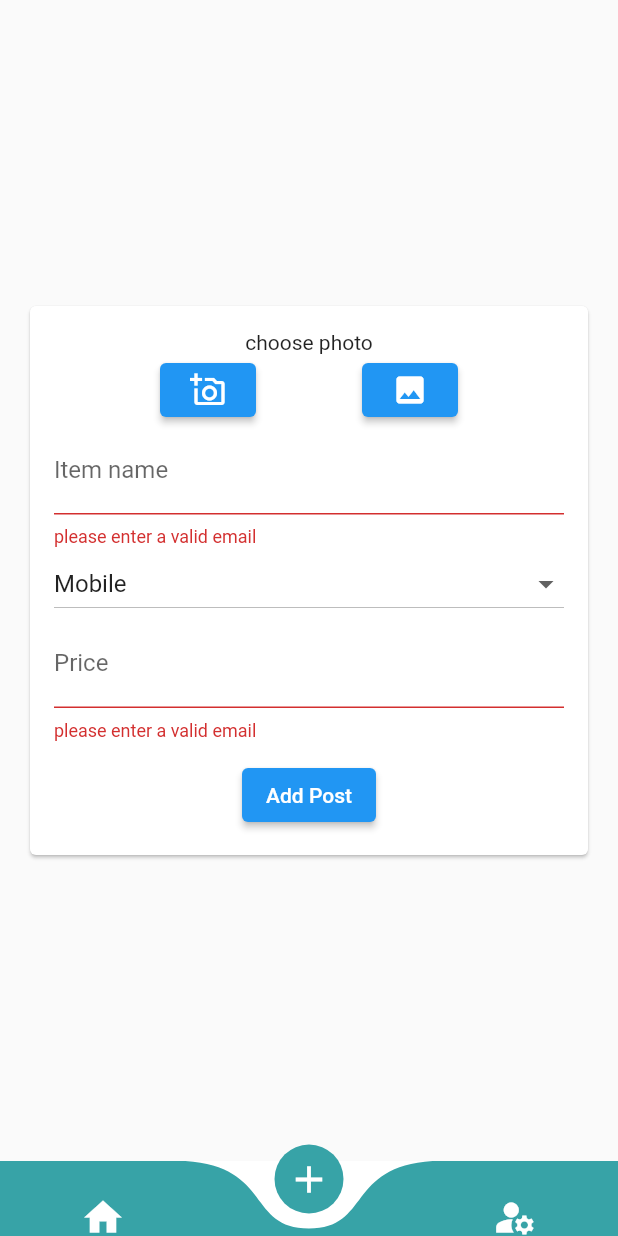
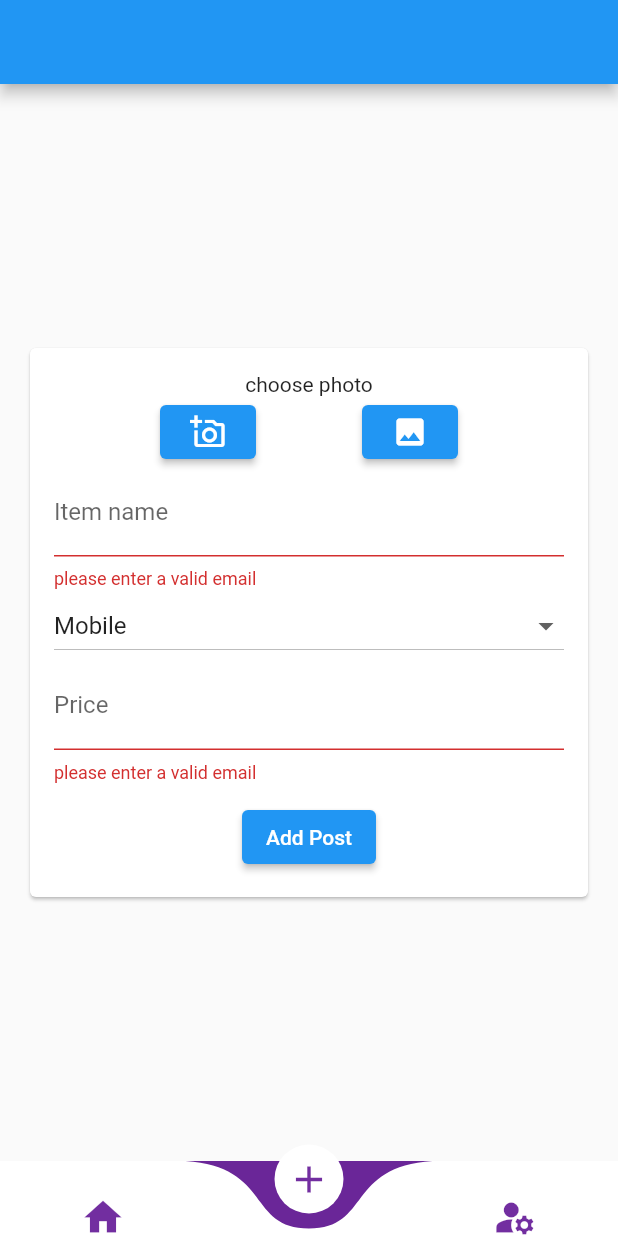
Before and after one commit to Getasew21/student-ecom-mobile-project, a Flutter app: the screen it shows once a user with an empty profile is signed in, item 2 of the bottom bar chosen, after a tap on "Add Post", on a phone screen of 412 x 824 dp. Run offline on Flutter 3.47's test engine with Material 2 defaults, Android fonts, the light colour scheme and no system bars; drawn by our look-alikes of curved_navigation_bar; our stand-ins replace cloud_firestore, firebase_auth, firebase_core, firebase_messaging, firebase_storage, flutter_local_notifications and 1 more; accounts and stored records are empty; Roboto replaces fonts that are missing (Georgia, Hind).

Commit message:
post detail created but some improvement remain

```diff
--- a/lib/main.dart
+++ b/lib/main.dart
@@ -3,7 +3,11 @@
 import 'package:flutter/material.dart';
 import 'package:firebase_core/firebase_core.dart';
 import 'package:studecom/screens/Home.dart';
+import 'package:studecom/screens/PostDetail.dart';
+import 'package:studecom/screens/Posts.dart';
+import 'package:studecom/screens/Profile.dart';
 import 'package:studecom/screens/SignUp.dart';
+import 'package:studecom/screens/Signin.dart';
 import 'package:studecom/services/LocalNotificationService.dart';
 import 'firebase_options.dart';
 
@@ -60,10 +64,25 @@
   @override
   Widget build(BuildContext context) {
     return MaterialApp(
-      title: 'Flutter Demo',
       theme: ThemeData(
-        primarySwatch: Colors.blue,
+        primaryColor: Color.fromARGB(223, 94, 16, 146),
+        fontFamily: 'Georgia',
+
+        // Define the default `TextTheme`. Use this to specify the default
+        // text styling for headlines, titles, bodies of text, and more.
+        textTheme: const TextTheme(
+          displayLarge: TextStyle(fontSize: 72.0, fontWeight: FontWeight.bold),
+          titleLarge: TextStyle(fontSize: 36.0, fontStyle: FontStyle.italic),
+          bodyMedium: TextStyle(fontSize: 14.0, fontFamily: 'Hind'),
+        ),
       ),
+      routes: {
+        '/signup': (context) => const SignUp(),
+        '/signin': (context) => const Signin(),
+        '/posts': (context) => const Posts(),
+        '/home': (context) => const Home(),
+        '/profile': (context) => const Profile(),
+      },
       home: StreamBuilder(
         stream: FirebaseAuth.instance.authStateChanges(),
         builder: (context, snapshot) {
--- a/lib/screens/Home.dart
+++ b/lib/screens/Home.dart
@@ -1,6 +1,6 @@
+import "package:flutter/material.dart";
 import "package:curved_navigation_bar/curved_navigation_bar.dart";
 import "package:firebase_auth/firebase_auth.dart";
-import "package:flutter/material.dart";
 import "package:studecom/screens/PostCreate.dart";
 import "package:studecom/screens/Posts.dart";
 import "package:studecom/screens/Profile.dart";
@@ -25,26 +25,26 @@
   @override
   Widget build(BuildContext context) {
     return Scaffold(
+      appBar: AppBar(),
       bottomNavigationBar: CurvedNavigationBar(
         animationCurve: Curves.linear,
         height: 50,
-        color:const Color.fromARGB(255, 55, 163, 167),
-        backgroundColor:const Color.fromARGB(255, 255, 255, 255),
-        items: const <Widget>[
+        backgroundColor: Theme.of(context).primaryColor,
+        items: <Widget>[
           Icon(
             Icons.home,
             size: 30,
-            color: Colors.white,
+            color: Theme.of(context).primaryColor,
           ),
           Icon(
             Icons.add,
             size: 30,
-            color: Colors.white,
+            color: Theme.of(context).primaryColor,
           ),
           Icon(
             Icons.manage_accounts,
             size: 30,
-            color: Colors.white,
+            color: Theme.of(context).primaryColor,
           ),
         ],
         onTap: (index) {
--- a/lib/screens/Posts.dart
+++ b/lib/screens/Posts.dart
@@ -1,5 +1,3 @@
-import 'dart:ffi';
-
 import 'package:cloud_firestore/cloud_firestore.dart';
 import 'package:flutter/material.dart';
 import 'package:studecom/widgets/Post.dart';
@@ -15,7 +13,6 @@
   @override
   Widget build(BuildContext context) {
     return Scaffold(
-      backgroundColor: Color.fromARGB(255, 190, 190, 190),
       body: StreamBuilder(
           stream: FirebaseFirestore.instance.collection("posts").snapshots(),
           builder: (BuildContext context, AsyncSnapshot postSnapshot) {
@@ -24,27 +21,27 @@
             }
             final postDoc = postSnapshot.data!.docs;
 
-            return GridView.count(
-              crossAxisCount: 2,
-              childAspectRatio: 0.6,
-              children: List.generate(postDoc.length, (index) {
+            return ListView.builder(
+                itemCount: postDoc.length,
+                itemBuilder: (context, index) {
                   return Center(
-                  child: InkWell(
+                    child: GestureDetector(
                       onTap: () {
-                      print(index);
+                        print(postDoc[index]['title']);
                       },
                       child: Material(
-                      child: Post(
+                        child: Column(children: [
+                          Post(
                               postDoc[index]['image_url'],
                               postDoc[index]['title'],
                               postDoc[index]['price'],
                               postDoc[index]['email'],
-                      ),
+                              postDoc[index].id),
+                        ]),
                       ),
                     ),
                   );
-              }),
-            );
+                });
           }),
     );
   }
--- a/lib/screens/Profile.dart
+++ b/lib/screens/Profile.dart
@@ -10,20 +10,26 @@
 }
 
 class _ProfileState extends State<Profile> {
+  String user = FirebaseAuth.instance.currentUser.toString();
   @override
   Widget build(BuildContext context) {
-    return Column(children: [
-      const SizedBox(
-        height: 50,
+    return Scaffold(
+      body: Center(
+        child: Column(
+          children: [
+            const SizedBox(
+              height: 100,
+            ),
+            Text(user),
+            ElevatedButton(
+                onPressed: () {
+                  FirebaseAuth.instance.signOut();
+                  Navigator.pushNamed(context, "signup");
+                },
+                child: Text("signout")),
+          ],
+        ),
       ),
-      const Text("profile"),
-      ElevatedButton(
-          onPressed: () {
-            FirebaseAuth.instance.signOut();
-            Navigator.push(
-                context, MaterialPageRoute(builder: (context) => Signin()));
-          },
-          child: const Text("Sign out"))
-    ]);
+    );
   }
 }
--- a/lib/screens/Signin.dart
+++ b/lib/screens/Signin.dart
@@ -29,10 +29,7 @@
         _formKey.currentState?.save();
         await _auth.signInWithEmailAndPassword(
             email: _userEmail, password: _userPassword);
-        Navigator.push(
-            context,
-            MaterialPageRoute(
-                builder: (context) => Home())); //user authentication
+        Navigator.pushNamed(context, "/home"); //user authentication
       }
     } on Exception catch (e) {
       ScaffoldMessenger.of(context).showSnackBar(SnackBar(
--- a/lib/services/LocalNotificationService.dart
+++ b/lib/services/LocalNotificationService.dart
@@ -6,22 +6,20 @@
       FlutterLocalNotificationsPlugin();
 
   static void initilize() {
-    final InitializationSettings initializationSettings =
-        InitializationSettings(
+    InitializationSettings initializationSettings =
+        const InitializationSettings(
             android: AndroidInitializationSettings("@mipmap/ic_launcher"));
 
     _notificationsPlugin.initialize(
       initializationSettings,
-      onDidReceiveNotificationResponse: (details) {
-        print(details);
-      },
+      onDidReceiveNotificationResponse: (details) {},
     );
   }
 
   static Future<void> showNotificationOnForeground(
       RemoteMessage message) async {
     try {
-      final notificationDetail = NotificationDetails(
+      var notificationDetail = const NotificationDetails(
           android: AndroidNotificationDetails(
               "firebase_push_notification", "firebase_push_notification",
               importance: Importance.max, priority: Priority.high));
--- a/pubspec.yaml
+++ b/pubspec.yaml
@@ -46,6 +46,7 @@
   firebase_storage: ^11.1.0
   image_picker: ^0.8.7+1
   path_provider: ^2.0.14
+  url_launcher: ^6.1.10
 dev_dependencies:
   flutter_test:
     sdk: flutter
```
Also changed, not shown: lib/screens/PostDetail.dart (added, +130 -0 lines), lib/widgets/Post.dart (+27 -16 lines), pubspec.lock, 6 other files. Lines whose indentation alone changed are shown as unchanged.
